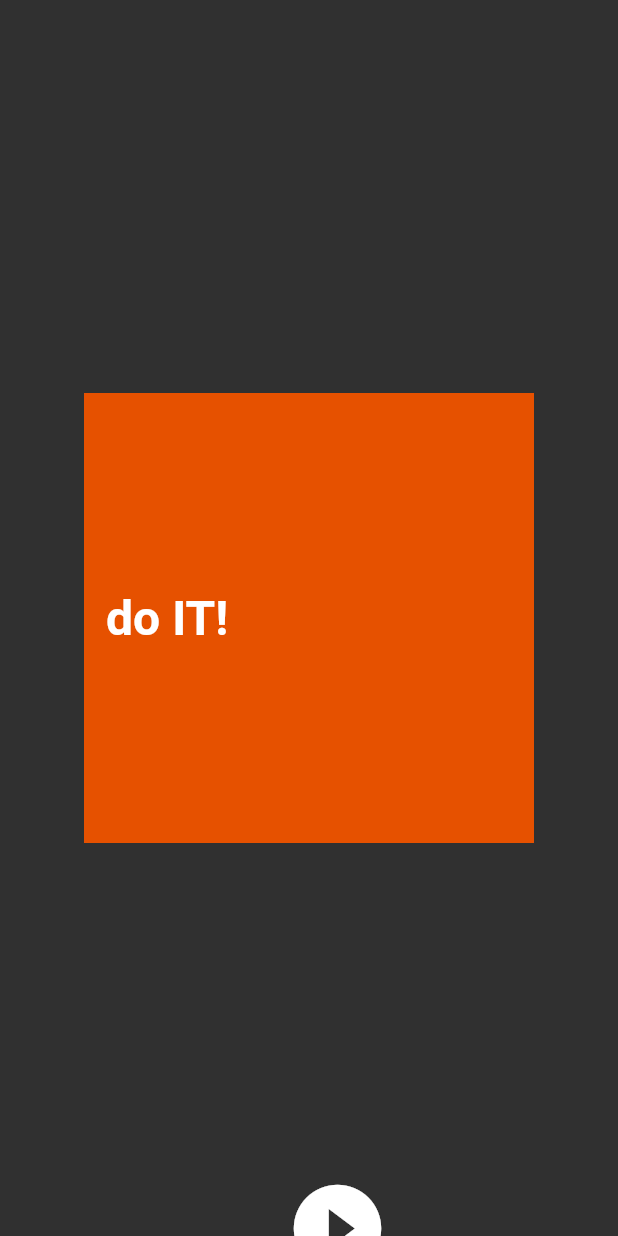
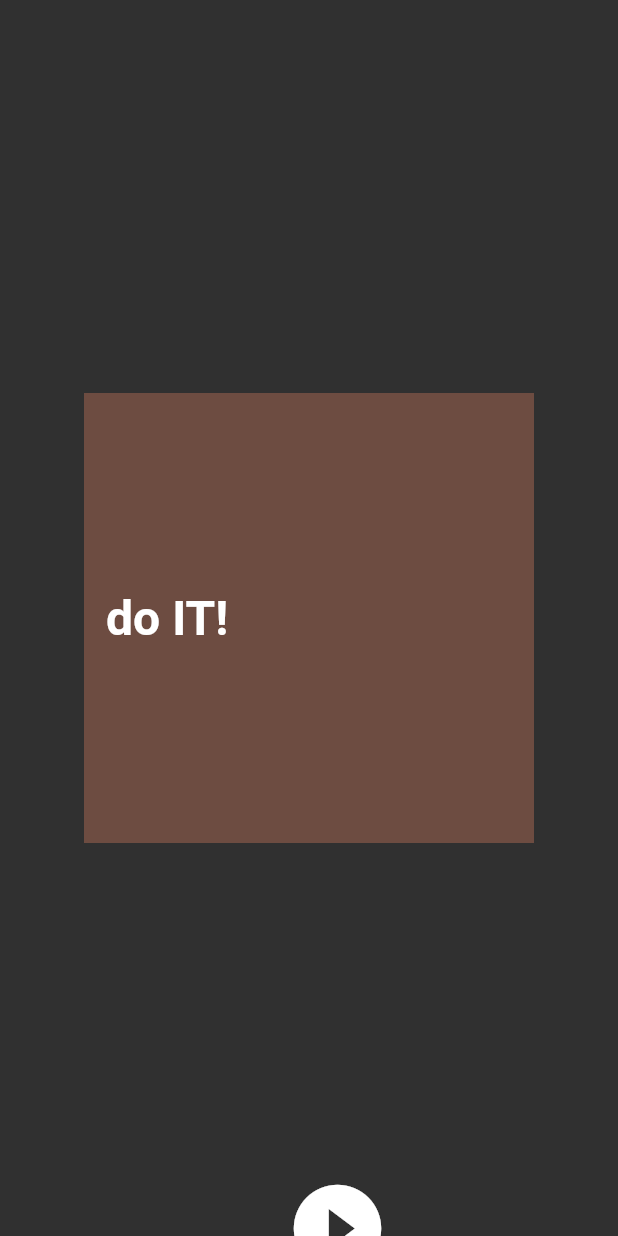
Before and after one commit to aagarwal1012/Animated-Text-Kit, a Flutter app: the screen it shows after launch, after a tap on the "play circle filled" icon, on a phone screen of 412 x 824 dp. Run offline on Flutter 3.47's test engine with Material 2 defaults, Android fonts, the light colour scheme and no system bars.

Commit message:
showcase completed

```diff
--- a/example/lib/main.dart
+++ b/example/lib/main.dart
@@ -102,6 +102,16 @@ class _MyHomePageState extends State<MyHomePage> {
     ),
   ];
 
+  List<Color> _colors = [
+    Colors.orange[800],
+    Colors.brown[600],
+    Colors.lightGreen[800],
+    Colors.teal[700],
+    Colors.blue[700],
+    Colors.blueGrey[50],
+
+  ];
+
   int _index = 0;
 
   @override
@@ -113,7 +123,7 @@ class _MyHomePageState extends State<MyHomePage> {
           Positioned.fill(
             child: Center(
               child: Container(
-                decoration: BoxDecoration(color: Colors.orange[900]),
+                decoration: BoxDecoration(color: _colors[_index]),
                 child: Center(child: _textAnimationKit[_index]),
                 height: 300.0,
                 width: 300.0,
```
